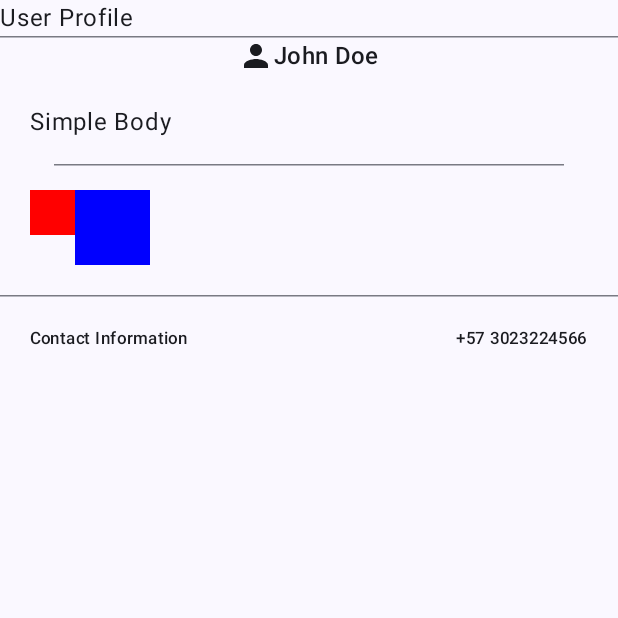
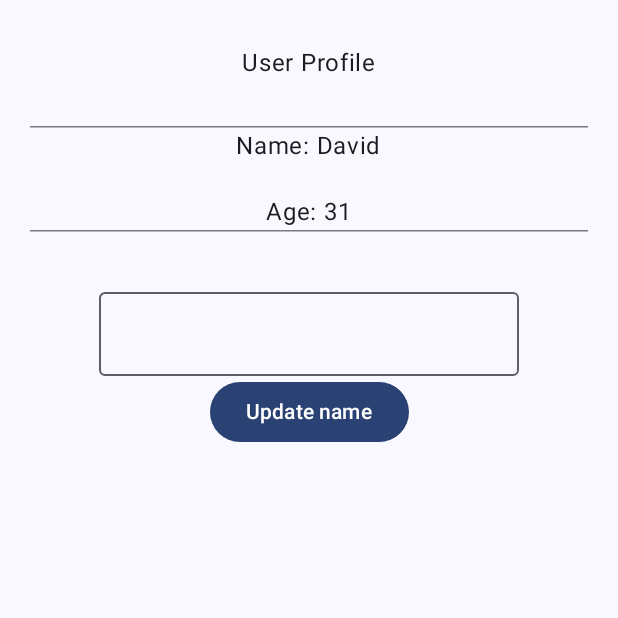
Before and after one commit to DavidMerchan93/ComposePatterns, an Android app built with Jetpack Compose: the screen it shows after launch (MainActivity), on a phone screen of 412 x 824 dp, the top half of it. Run offline under Robolectric (Android 15) with nearby library versions, the phone set to English and light mode, and no system bars.

Commit message:
- Simple implementation of Compound Component Pattern

```diff
--- a/app/src/main/java/com/davidmerchan/composepatterns/MainActivity.kt
+++ b/app/src/main/java/com/davidmerchan/composepatterns/MainActivity.kt
@@ -11,6 +11,7 @@ import androidx.compose.material3.Text
 import androidx.compose.runtime.Composable
 import androidx.compose.ui.Modifier
 import androidx.compose.ui.tooling.preview.Preview
+import com.davidmerchan.composepatterns.patterns.compound_component.UserProfileScreen
 import com.davidmerchan.composepatterns.patterns.slot_pattern.ProfileScreen
 import com.davidmerchan.composepatterns.ui.theme.ComposePatternsTheme
 
@@ -20,7 +21,7 @@ class MainActivity : ComponentActivity() {
         enableEdgeToEdge()
         setContent {
             ComposePatternsTheme {
-                ProfileScreen()
+                UserProfileScreen()
             }
         }
     }
--- /dev/null
+++ b/app/src/main/java/com/davidmerchan/composepatterns/patterns/compound_component/UserDataScope.kt
@@ -0,0 +1,17 @@
+package com.davidmerchan.composepatterns.patterns.compound_component
+
+import androidx.compose.runtime.Stable
+
+data class User(var name: String, val age: Int)
+
+@Stable
+interface UserDataScope {
+    val user: User
+    fun updateNameUser(name: String)
+}
+
+class DefaultUserDataScope(override val user: User) : UserDataScope {
+    override fun updateNameUser(name: String) {
+        user.name = name
+    }
+}
--- /dev/null
+++ b/app/src/main/java/com/davidmerchan/composepatterns/patterns/compound_component/UserProfileCard.kt
@@ -0,0 +1,111 @@
+package com.davidmerchan.composepatterns.patterns.compound_component
+
+import androidx.compose.foundation.layout.Column
+import androidx.compose.foundation.layout.Spacer
+import androidx.compose.foundation.layout.fillMaxSize
+import androidx.compose.foundation.layout.fillMaxWidth
+import androidx.compose.foundation.layout.height
+import androidx.compose.foundation.layout.padding
+import androidx.compose.material3.Button
+import androidx.compose.material3.HorizontalDivider
+import androidx.compose.material3.OutlinedTextField
+import androidx.compose.material3.Scaffold
+import androidx.compose.material3.Text
+import androidx.compose.runtime.Composable
+import androidx.compose.runtime.getValue
+import androidx.compose.runtime.mutableStateOf
+import androidx.compose.runtime.remember
+import androidx.compose.runtime.setValue
+import androidx.compose.ui.Alignment
+import androidx.compose.ui.Modifier
+import androidx.compose.ui.unit.dp
+
+
+@Composable
+fun UserProfileScreen(modifier: Modifier = Modifier) {
+    val user by remember { mutableStateOf(User("David", 31)) }
+
+    Scaffold(
+        modifier = modifier.fillMaxSize()
+    ) { innerPadding ->
+
+        UserProfileCard(
+            modifier = Modifier.padding(innerPadding),
+            user = user,
+            content = {
+                UserCard()
+                CustomForm { name ->
+                    user.name = name
+                    updateNameUser(name)
+                }
+            }
+        )
+        // No puedo llamar aca custom form porque no hace parte del scope
+        //CustomForm()
+    }
+}
+
+@Composable
+fun UserProfileCard(
+    modifier: Modifier = Modifier,
+    user: User,
+    content: @Composable UserDataScope.() -> Unit // Literal function with receptor
+) {
+    val scope = remember(user) { DefaultUserDataScope(user) }
+
+    Column(
+        modifier = modifier
+            .fillMaxWidth()
+            .padding(20.dp),
+        horizontalAlignment = Alignment.CenterHorizontally
+    ) {
+
+        Text("User Profile", modifier = Modifier.padding(10.dp))
+        Spacer(Modifier.height(20.dp))
+        HorizontalDivider()
+        scope.content()
+    }
+}
+
+@Composable
+fun UserDataScope.UserCard(modifier: Modifier = Modifier) {
+    Column(
+        modifier = modifier.fillMaxWidth(),
+        horizontalAlignment = Alignment.CenterHorizontally
+    ) {
+        Text("Name: ${user.name}")
+        Spacer(Modifier.height(20.dp))
+        Text("Age: ${user.age}")
+        HorizontalDivider()
+        Spacer(Modifier.height(20.dp))
+    }
+}
+
+@Composable
+fun UserDataScope.CustomForm(
+    modifier: Modifier = Modifier,
+    updateName: (String) -> Unit
+) {
+    var name by remember { mutableStateOf("") }
+
+    Column(
+        modifier = modifier
+            .fillMaxWidth()
+            .padding(20.dp),
+        horizontalAlignment = Alignment.CenterHorizontally
+    ) {
+        OutlinedTextField(
+            value = name,
+            onValueChange = {
+                name = it
+            }
+        )
+        Button(
+            onClick = {
+                updateName(name)
+            }
+        ) {
+            Text("Update name")
+        }
+    }
+}
```
